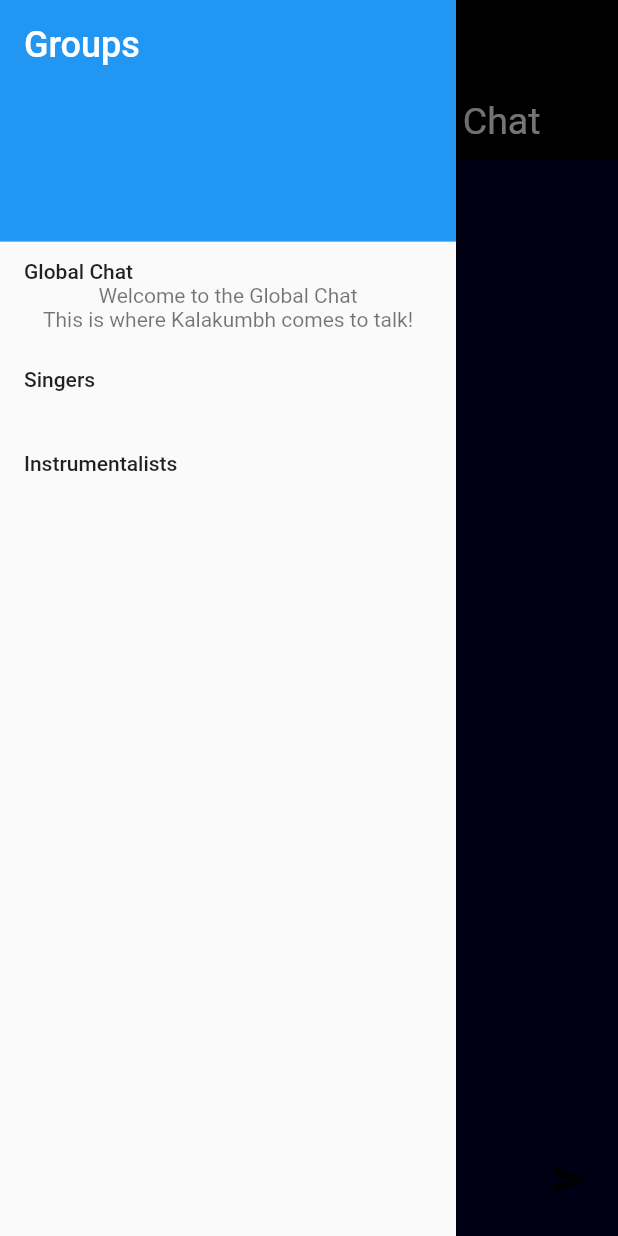
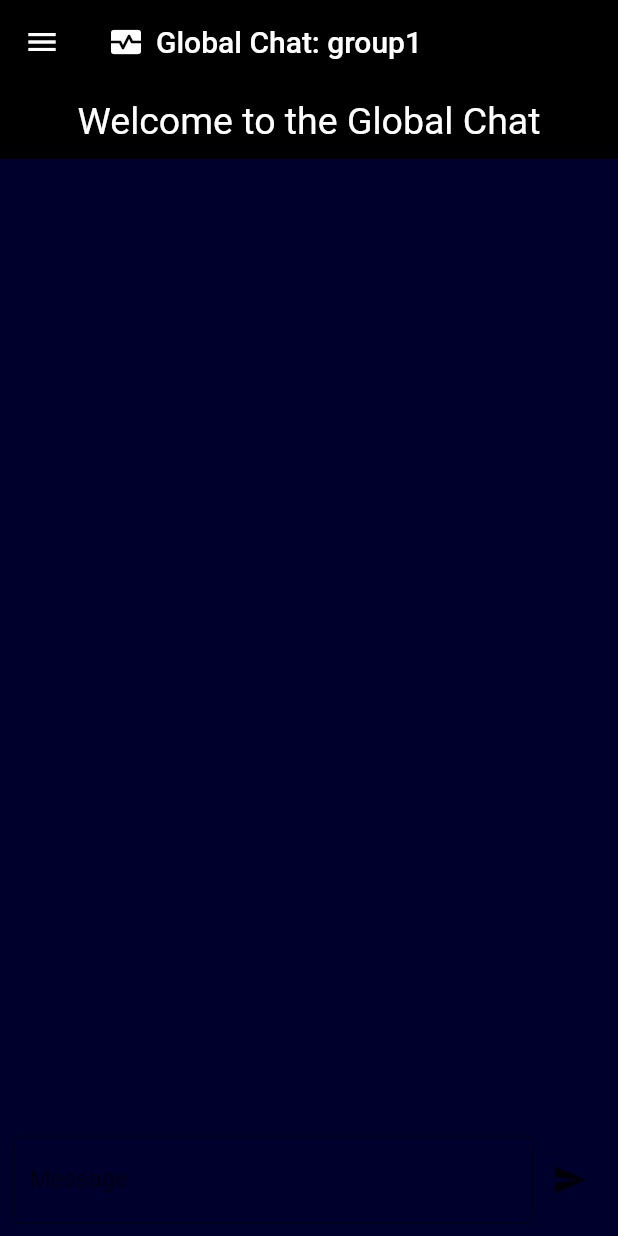
Before and after one commit to pendi1901/Flutter_chat-, a Flutter app: the screen it shows after launch, in the side drawer, after a tap on "Global Chat", on a phone screen of 412 x 824 dp. Run offline on Flutter 3.47's test engine with Material 2 defaults, Android fonts, the phone set to English and light mode, and no system bars; our stand-ins replace socket_io_client; network calls fail.

Commit message:
drawer updted

```diff
--- a/lib/main.dart
+++ b/lib/main.dart
@@ -16,6 +16,7 @@ class _GroupChatAppState extends State<GroupChatApp> {
   final List<String> _messages = [];
   late IO.Socket socket;
   String _selectedGroup = 'group1'; // Default selected group
+  late BuildContext scaffoldContext; // Variable to hold the scaffold's context
 
   @override
   void initState() {
@@ -66,13 +67,22 @@ class _GroupChatAppState extends State<GroupChatApp> {
       _messages.clear();
     });
     socket.emit('joinGroup', groupId);
+
+    // Close the drawer using scaffoldContext
+    Navigator.pop(scaffoldContext);
   }
 
   @override
   Widget build(BuildContext context) {
     return MaterialApp(
       title: 'Group Chat',
-      home: Scaffold(
+      home: Builder(
+        // Add Builder widget to get the context for closing the drawer
+        builder: (BuildContext context) {
+          // Assign the context to the scaffoldContext variable
+          scaffoldContext = context;
+
+          return Scaffold(
             backgroundColor: Color(0xff00002D),
             appBar: AppBar(
               backgroundColor: Colors.black,
@@ -102,9 +112,13 @@ class _GroupChatAppState extends State<GroupChatApp> {
                   ),
                   ListTile(
                     title: Text('Global Chat'),
-                subtitle:Column (
+                    subtitle: Column(
                       mainAxisAlignment: MainAxisAlignment.start,
-                    children:[Text('Welcome to the Global Chat'),Text('This is where Kalakumbh comes to talk!'),]),
+                      children: [
+                        Text('Welcome to the Global Chat'),
+                        Text('This is where Kalakumbh comes to talk!'),
+                      ],
+                    ),
                     onTap: () => _changeGroup('group1'),
                   ),
                   ListTile(
@@ -129,7 +143,8 @@ class _GroupChatAppState extends State<GroupChatApp> {
                     child: Text(
                       "Welcome to the Global Chat",
                       style: TextStyle(color: Colors.white, fontSize: 25),
-              )),
+                    ),
+                  ),
                 ), // Group Chat
                 Expanded(
                   child: ListView.builder(
@@ -168,12 +183,13 @@ class _GroupChatAppState extends State<GroupChatApp> {
                             children: [
                               Text(
                                 username,
-                            style:
-                                TextStyle(color: Colors.yellow, fontSize: 22),
+                                style: TextStyle(
+                                    color: Colors.yellow, fontSize: 22),
                               ),
                               Text(
                                 formattedDateTime,
-                            style: TextStyle(color: Colors.white, fontSize: 15),
+                                style: TextStyle(
+                                    color: Colors.white, fontSize: 15),
                               ),
                             ],
                           ),
@@ -181,8 +197,10 @@ class _GroupChatAppState extends State<GroupChatApp> {
                             margin: EdgeInsets.only(top: 5),
                             child: Text(
                               messageText,
-                            style: TextStyle(color: Colors.white, fontSize: 18),
-                          )),
+                              style:
+                                  TextStyle(color: Colors.white, fontSize: 18),
+                            ),
+                          ),
                         ),
                       );
                     },
@@ -210,6 +228,8 @@ class _GroupChatAppState extends State<GroupChatApp> {
                 ),
               ],
             ),
+          );
+        },
       ),
     );
   }
```
Lines whose indentation alone changed are shown as unchanged.
